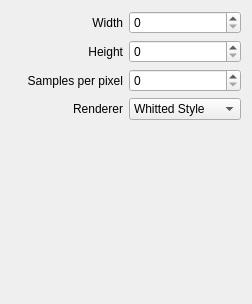
Above: src/qt-frontend/CosyGui/rendersettingswindow.ui from phresnel/picogen before the change. Below: the same form after it.
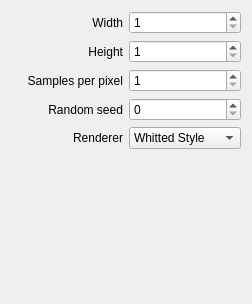
That is the form after the change.

Diff of the .ui file:
```diff
--- a/src/qt-frontend/CosyGui/rendersettingswindow.ui
+++ b/src/qt-frontend/CosyGui/rendersettingswindow.ui
@@ -25,7 +25,14 @@
     </widget>
    </item>
    <item row="0" column="1">
-    <widget class="QSpinBox" name="spinBox"/>
+    <widget class="QSpinBox" name="widthSpin">
+     <property name="minimum">
+      <number>1</number>
+     </property>
+     <property name="maximum">
+      <number>999999999</number>
+     </property>
+    </widget>
    </item>
    <item row="1" column="0">
     <widget class="QLabel" name="label_2">
@@ -38,7 +45,14 @@
     </widget>
    </item>
    <item row="1" column="1">
-    <widget class="QSpinBox" name="spinBox_2"/>
+    <widget class="QSpinBox" name="heightSpin">
+     <property name="minimum">
+      <number>1</number>
+     </property>
+     <property name="maximum">
+      <number>999999999</number>
+     </property>
+    </widget>
    </item>
    <item row="2" column="0">
     <widget class="QLabel" name="label_3">
@@ -51,9 +65,16 @@
     </widget>
    </item>
    <item row="2" column="1">
-    <widget class="QSpinBox" name="spinBox_3"/>
+    <widget class="QSpinBox" name="samplesPerPixelSpin">
+     <property name="minimum">
+      <number>1</number>
+     </property>
+     <property name="maximum">
+      <number>999999999</number>
+     </property>
+    </widget>
    </item>
-   <item row="3" column="0">
+   <item row="5" column="0">
     <widget class="QLabel" name="label_4">
      <property name="text">
       <string>Renderer</string>
@@ -63,7 +84,7 @@
      </property>
     </widget>
    </item>
-   <item row="3" column="1">
+   <item row="5" column="1">
     <widget class="QComboBox" name="comboBox">
      <item>
       <property name="text">
@@ -77,7 +98,7 @@
      </item>
     </widget>
    </item>
-   <item row="4" column="1">
+   <item row="6" column="1">
     <spacer name="verticalSpacer">
      <property name="orientation">
       <enum>Qt::Vertical</enum>
@@ -90,6 +111,23 @@
      </property>
     </spacer>
    </item>
+   <item row="4" column="0">
+    <widget class="QLabel" name="label_5">
+     <property name="text">
+      <string>Random seed</string>
+     </property>
+     <property name="alignment">
+      <set>Qt::AlignRight|Qt::AlignTrailing|Qt::AlignVCenter</set>
+     </property>
+    </widget>
+   </item>
+   <item row="4" column="1">
+    <widget class="QSpinBox" name="seedSpin">
+     <property name="maximum">
+      <number>999999999</number>
+     </property>
+    </widget>
+   </item>
   </layout>
  </widget>
  <resources/>
```
